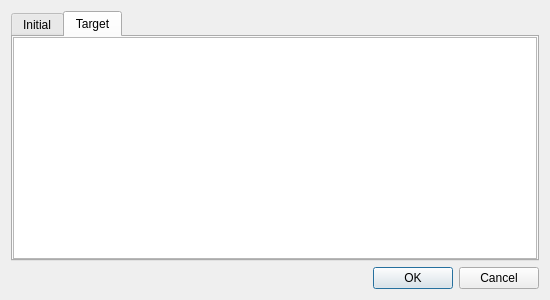
Before: the Qt Designer form form/missiondialog.ui in ekaradon-Alexander/Formation-Reconfiguration-HIL-Client, drawn with Qt 5.
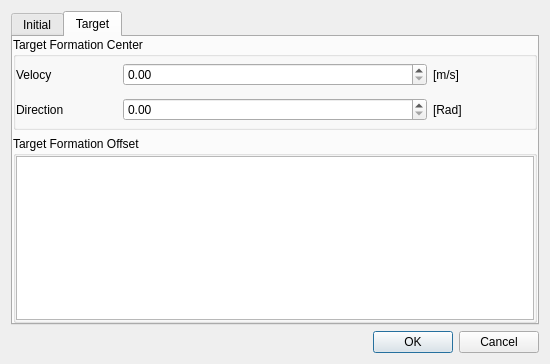
After: the same form once the commit is applied. The open tabs and pages were chosen to show the change.

```diff
--- a/form/missiondialog.ui
+++ b/form/missiondialog.ui
@@ -10,14 +10,14 @@
     <x>0</x>
     <y>0</y>
     <width>550</width>
-    <height>300</height>
+    <height>364</height>
    </rect>
   </property>
   <property name="windowTitle">
    <string>Mission</string>
   </property>
-  <layout class="QGridLayout" name="gridLayout_3">
-   <item row="0" column="0">
+  <layout class="QVBoxLayout" name="verticalLayout">
+   <item>
     <widget class="QTabWidget" name="tabWidget">
      <property name="currentIndex">
       <number>0</number>
@@ -61,14 +61,125 @@
        <property name="bottomMargin">
         <number>0</number>
        </property>
-       <item row="0" column="0">
-        <widget class="QTableWidget" name="targetTableWidget"/>
+       <item row="1" column="0">
+        <layout class="QVBoxLayout" name="verticalLayout_2">
+         <item>
+          <widget class="QGroupBox" name="groupBox">
+           <property name="sizePolicy">
+            <sizepolicy hsizetype="Preferred" vsizetype="Minimum">
+             <horstretch>0</horstretch>
+             <verstretch>1</verstretch>
+            </sizepolicy>
+           </property>
+           <property name="title">
+            <string>Target Formation Center</string>
+           </property>
+           <layout class="QGridLayout" name="gridLayout_3">
+            <property name="leftMargin">
+             <number>0</number>
+            </property>
+            <property name="topMargin">
+             <number>0</number>
+            </property>
+            <property name="rightMargin">
+             <number>0</number>
+            </property>
+            <property name="bottomMargin">
+             <number>0</number>
+            </property>
+            <item row="0" column="0">
+             <widget class="QLabel" name="label">
+              <property name="sizePolicy">
+               <sizepolicy hsizetype="Preferred" vsizetype="Preferred">
+                <horstretch>1</horstretch>
+                <verstretch>0</verstretch>
+               </sizepolicy>
+              </property>
+              <property name="text">
+               <string>Velocy</string>
+              </property>
+             </widget>
+            </item>
+            <item row="0" column="1">
+             <widget class="QDoubleSpinBox" name="targetCenterVelocy">
+              <property name="sizePolicy">
+               <sizepolicy hsizetype="Minimum" vsizetype="Fixed">
+                <horstretch>3</horstretch>
+                <verstretch>0</verstretch>
+               </sizepolicy>
+              </property>
+             </widget>
+            </item>
+            <item row="0" column="2">
+             <widget class="QLabel" name="label_3">
+              <property name="sizePolicy">
+               <sizepolicy hsizetype="Preferred" vsizetype="Preferred">
+                <horstretch>1</horstretch>
+                <verstretch>0</verstretch>
+               </sizepolicy>
+              </property>
+              <property name="text">
+               <string>[m/s]</string>
+              </property>
+             </widget>
+            </item>
+            <item row="1" column="0">
+             <widget class="QLabel" name="label_2">
+              <property name="text">
+               <string>Direction</string>
+              </property>
+             </widget>
+            </item>
+            <item row="1" column="1">
+             <widget class="QDoubleSpinBox" name="targetCenterDirection"/>
+            </item>
+            <item row="1" column="2">
+             <widget class="QLabel" name="label_4">
+              <property name="text">
+               <string>[Rad]</string>
+              </property>
+             </widget>
+            </item>
+           </layout>
+          </widget>
+         </item>
+         <item>
+          <widget class="QGroupBox" name="groupBox_2">
+           <property name="sizePolicy">
+            <sizepolicy hsizetype="Preferred" vsizetype="Preferred">
+             <horstretch>0</horstretch>
+             <verstretch>2</verstretch>
+            </sizepolicy>
+           </property>
+           <property name="title">
+            <string>Target Formation Offset</string>
+           </property>
+           <layout class="QGridLayout" name="gridLayout_4">
+            <property name="leftMargin">
+             <number>0</number>
+            </property>
+            <property name="topMargin">
+             <number>0</number>
+            </property>
+            <property name="rightMargin">
+             <number>0</number>
+            </property>
+            <property name="bottomMargin">
+             <number>0</number>
+            </property>
+            <item row="0" column="0">
+             <widget class="QTableWidget" name="targetTableWidget"/>
+            </item>
+           </layout>
+          </widget>
+         </item>
+        </layout>
        </item>
       </layout>
      </widget>
     </widget>
    </item>
-   <item row="1" column="0">
+   <item>
     <widget class="QDialogButtonBox" name="buttonBox">
      <property name="orientation">
       <enum>Qt::Horizontal</enum>
```
